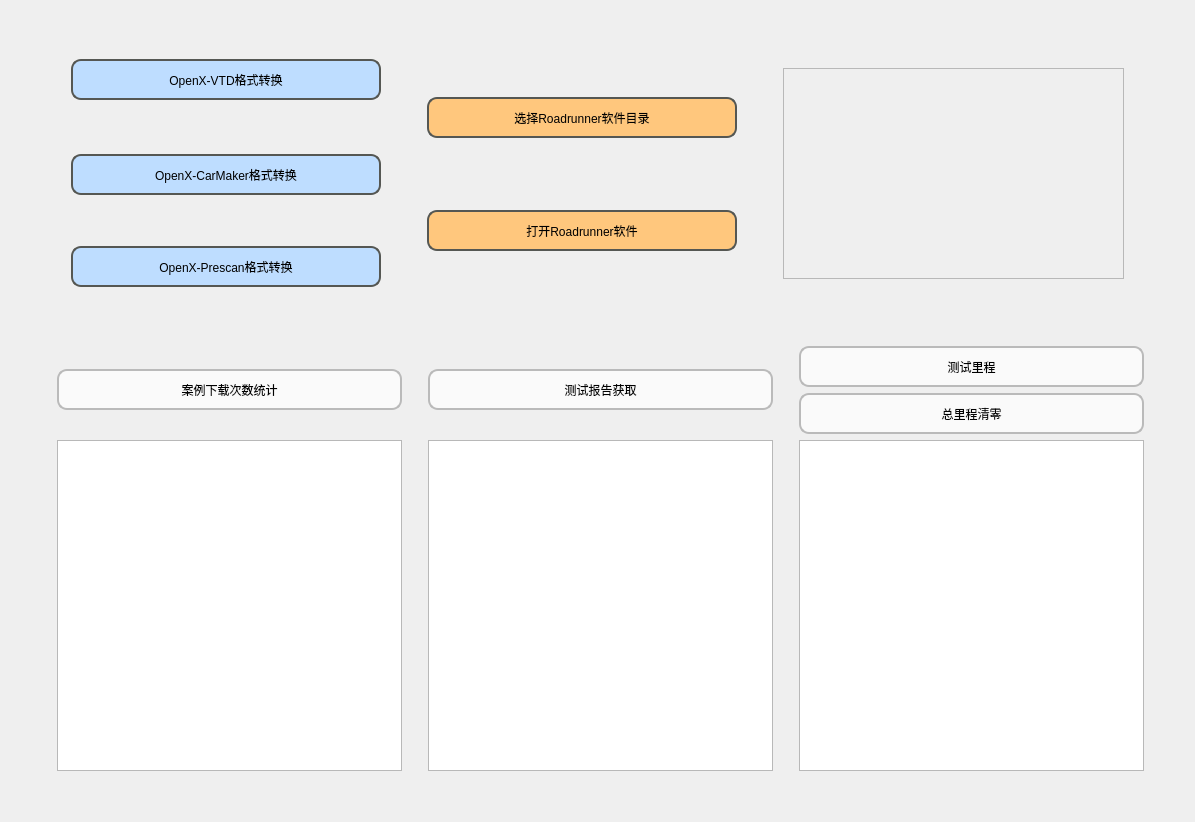
iMustanga/OpenX_File_Change, file OpenX/window/window_main.ui: the form before one commit.
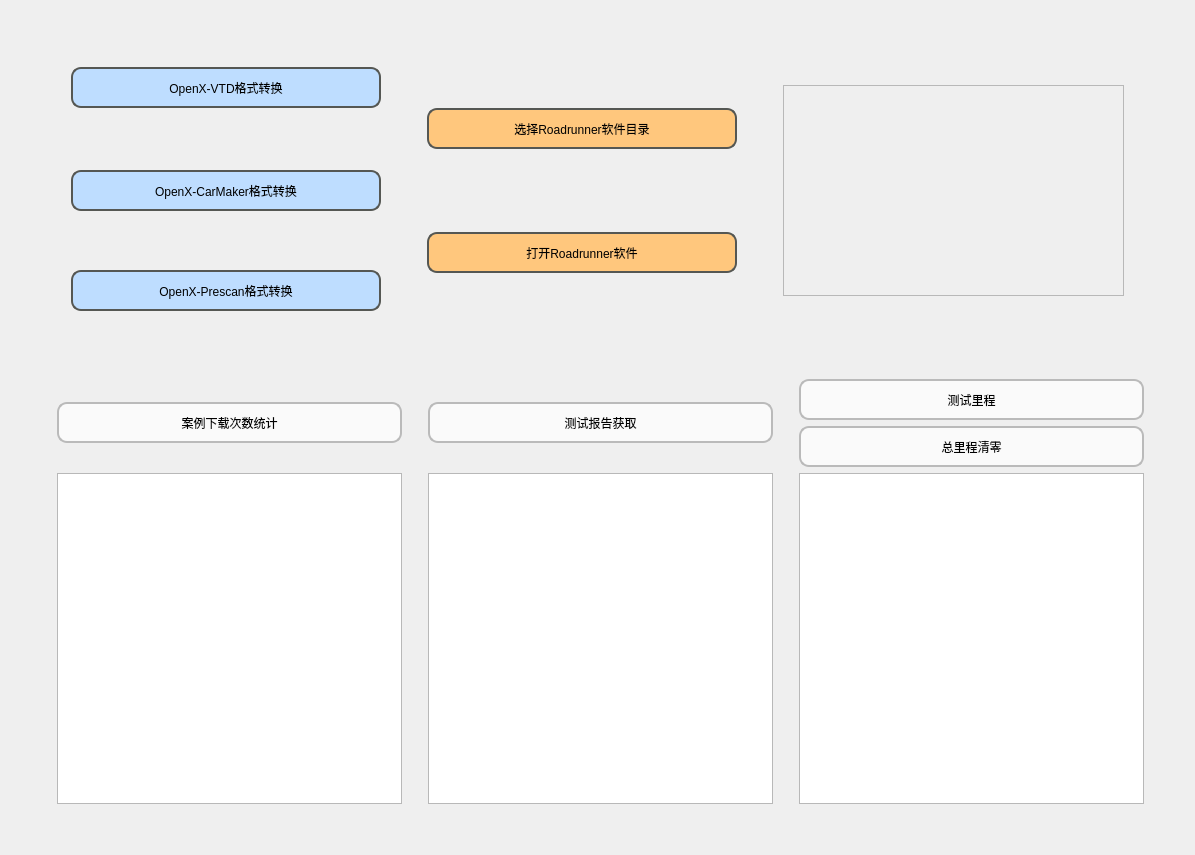
The form after the commit. Icons and pictures are not drawn.

What changed in the file:
```diff
--- a/OpenX/window/window_main.ui
+++ b/OpenX/window/window_main.ui
@@ -7,7 +7,7 @@
     <x>0</x>
     <y>0</y>
     <width>1195</width>
-    <height>822</height>
+    <height>855</height>
    </rect>
   </property>
   <property name="maximumSize">
```
Left out of the diff: 4 changed lines with no effect on the pictures.
